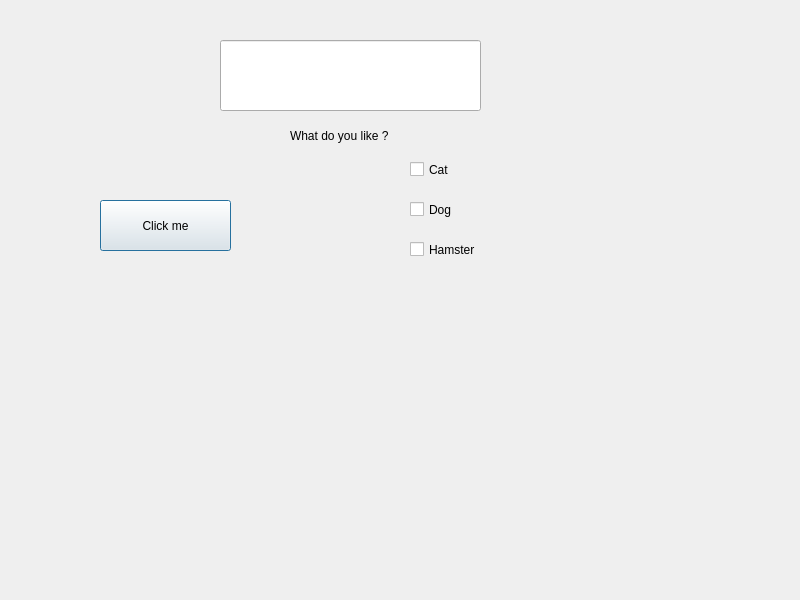
This is Qt/dialog.ui in vophungquang/Qt as Qt 5 draws it before an edit. The edited form follows.
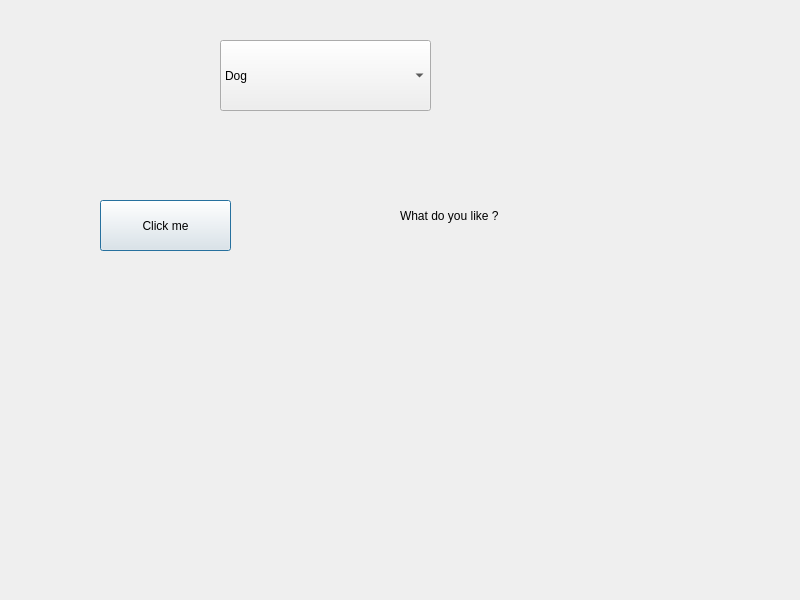
This is the edited form.

Commit message: use ComboBox

Diff of the .ui file:
```diff
--- a/Qt/dialog.ui
+++ b/Qt/dialog.ui
@@ -16,8 +16,8 @@
   <widget class="QLabel" name="label">
    <property name="geometry">
     <rect>
-     <x>290</x>
-     <y>110</y>
+     <x>400</x>
+     <y>190</y>
      <width>241</width>
      <height>51</height>
     </rect>
@@ -39,54 +39,30 @@
     <string>Click me</string>
    </property>
   </widget>
-  <widget class="QLineEdit" name="lineEdit">
+  <widget class="QComboBox" name="comboBox">
    <property name="geometry">
     <rect>
      <x>220</x>
      <y>40</y>
-     <width>261</width>
+     <width>211</width>
      <height>71</height>
     </rect>
    </property>
-  </widget>
-  <widget class="QCheckBox" name="cat">
-   <property name="geometry">
-    <rect>
-     <x>410</x>
-     <y>160</y>
-     <width>72</width>
-     <height>19</height>
-    </rect>
-   </property>
-   <property name="text">
-    <string>Cat</string>
-   </property>
-  </widget>
-  <widget class="QCheckBox" name="dog">
-   <property name="geometry">
-    <rect>
-     <x>410</x>
-     <y>200</y>
-     <width>72</width>
-     <height>19</height>
-    </rect>
-   </property>
+   <item>
    <property name="text">
     <string>Dog</string>
    </property>
-  </widget>
-  <widget class="QCheckBox" name="mouse">
-   <property name="geometry">
-    <rect>
-     <x>410</x>
-     <y>240</y>
-     <width>72</width>
-     <height>19</height>
-    </rect>
-   </property>
+   </item>
+   <item>
+    <property name="text">
+     <string>Cat</string>
+    </property>
+   </item>
+   <item>
    <property name="text">
     <string>Hamster</string>
    </property>
+   </item>
   </widget>
  </widget>
  <resources/>
```
Lines whose indentation alone changed are shown as unchanged. The commit also changes 1 other file.
